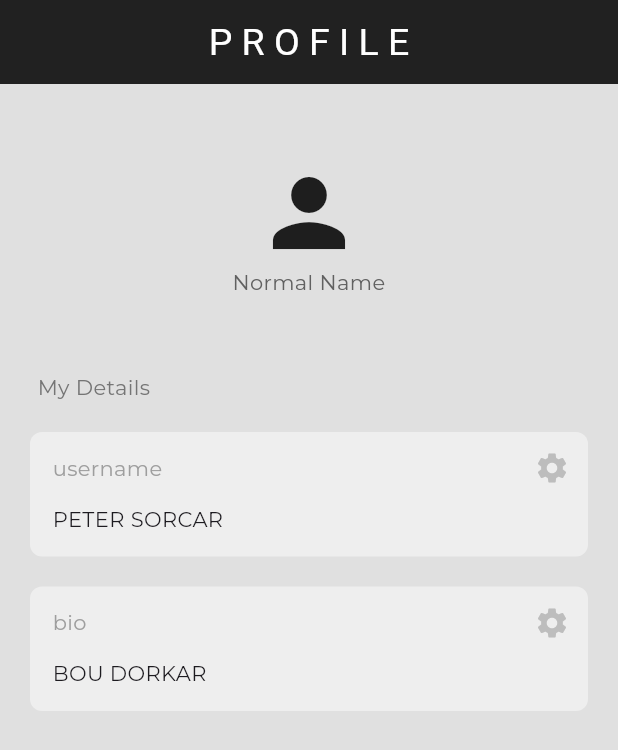
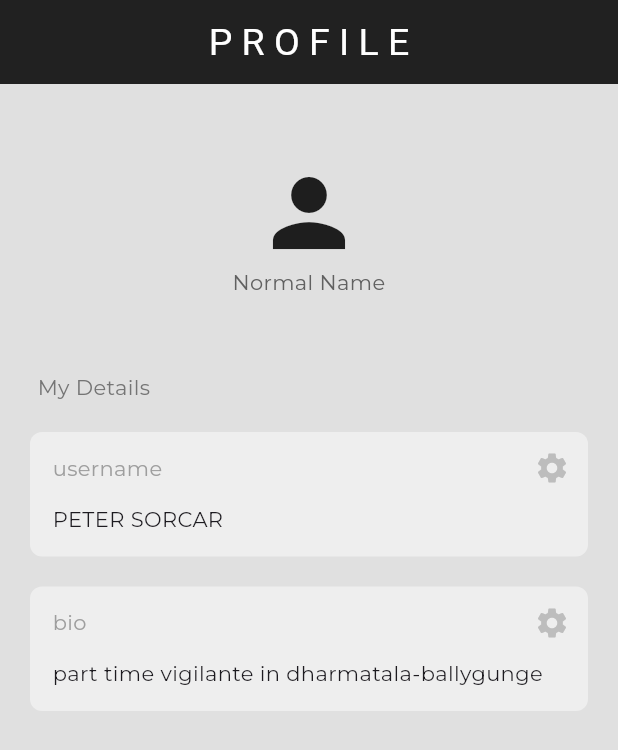
Before and after one commit to RichPerspective007/recyclify-h4b, a Flutter app: the Profilescreen screen opened directly, on a phone screen of 412 x 824 dp. Shown: the top 750 px of the screen. Run offline on Flutter 3.47's test engine with Material 3 defaults, Android fonts, the phone set to English and light mode, and no system bars; our stand-ins replace cloud_firestore, dash_chat_2, delightful_toast, firebase_auth, firebase_core, firebase_storage and 3 more; accounts and stored records are empty.

```diff
--- a/lib/components/profilescreen.dart
+++ b/lib/components/profilescreen.dart
@@ -53,7 +53,7 @@ class _ProfilePageState extends State<Profilescreen> {
             onPressed: () => editField('username'),
           ),
           MyTextBox(
-            text: 'BOU DORKAR',
+            text: 'part time vigilante in dharmatala-ballygunge',
             sectionName: 'bio',
             onPressed: () => editField('bio'),
           )
```
Also changed, not shown: lib/components/settings.dart (+12 -15 lines), pubspec.yaml (+6 -16 lines), assets/images/logo-color.png (added), pubspec.lock, 6 other files.
